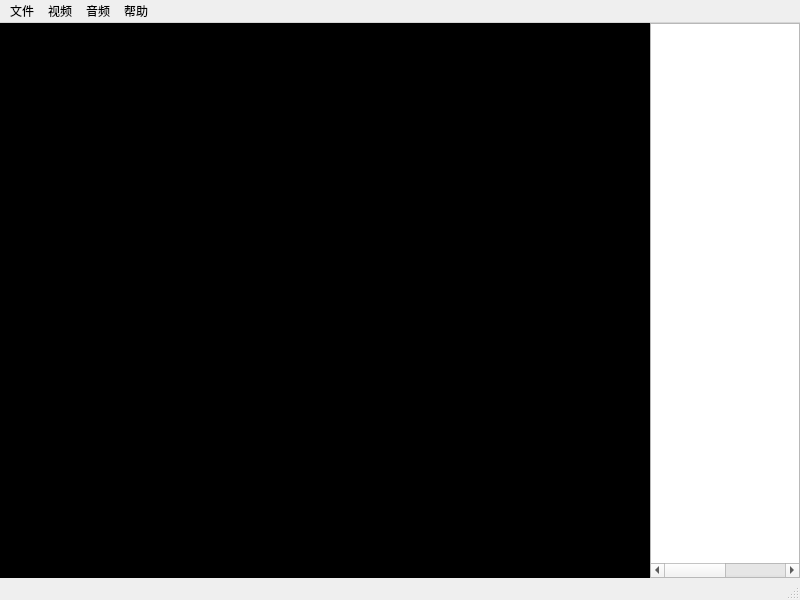
The window that mainwindow.ui (sonichy/HTYMediaPlayer_QtAV) describes before a commit, drawn with Qt 5.
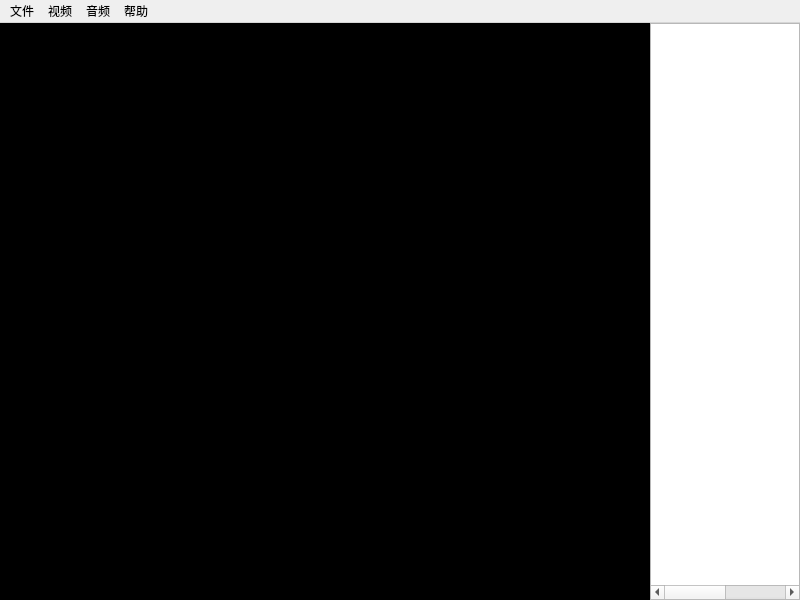
The same window after the commit. Icons and pictures are not drawn.

```diff
--- a/mainwindow.ui
+++ b/mainwindow.ui
@@ -188,7 +188,6 @@
    <addaction name="menu_4"/>
    <addaction name="menu_2"/>
   </widget>
-  <widget class="QStatusBar" name="statusBar"/>
   <action name="action_open">
    <property name="text">
     <string>打开</string>
```
Left out of the diff: 29 changed lines with no effect on the pictures.
